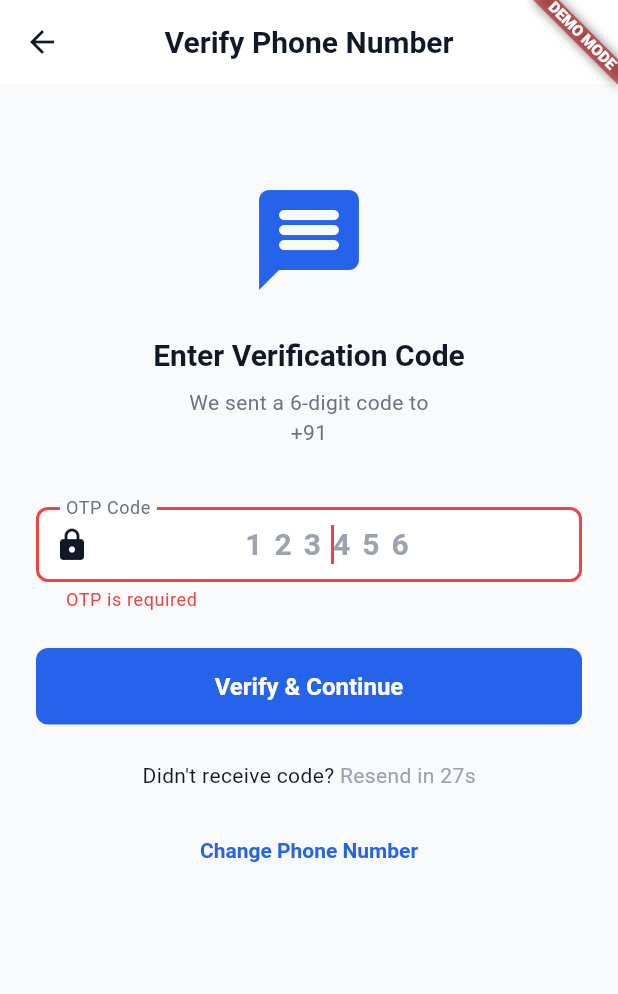
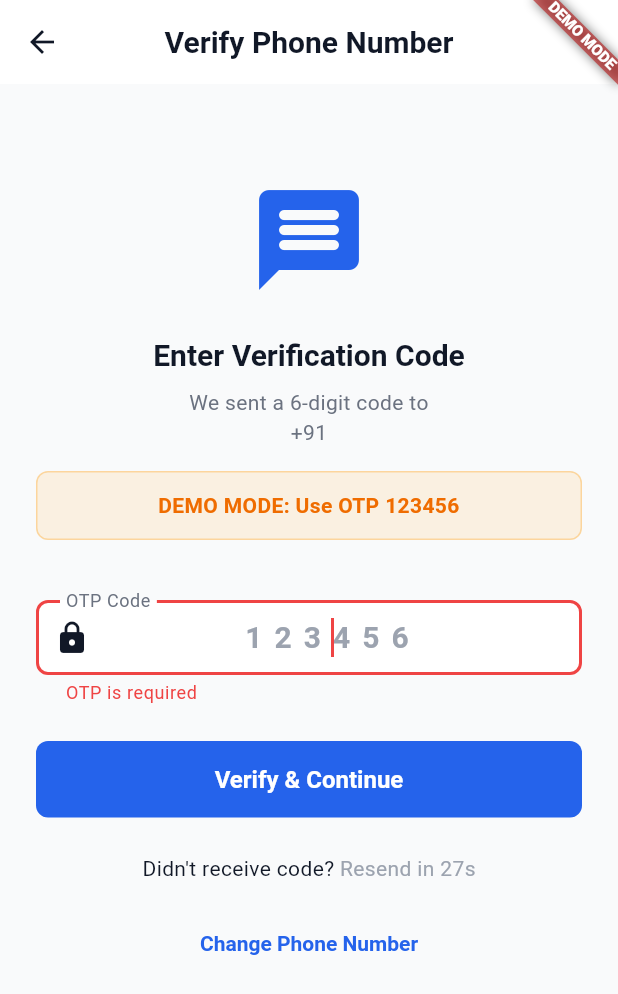
Before and after one commit to gow1n-d/freelancer, a Flutter app: the PhoneVerificationScreen screen opened directly with empty values, after a tap on "Verify & Continue", on a phone screen of 412 x 824 dp. Shown: the top 994 px of the screen. Run offline on Flutter 3.47's test engine with Material 3 defaults, Android fonts, the phone set to English and light mode, and no system bars; our stand-ins replace cloud_firestore, cloud_functions, firebase_auth, firebase_core; missing offline and left inert: razorpay_flutter; accounts and stored records are empty.

Commit message:
Auto-commit: Agent tool execution

```diff
--- a/lib/screens/auth/phone_verification_screen.dart
+++ b/lib/screens/auth/phone_verification_screen.dart
@@ -1,12 +1,12 @@
 import 'package:flutter/material.dart';
 import 'package:flutter/services.dart';
+import 'package:provider/provider.dart';
 import 'dart:async';
-import '../../services/auth_service.dart';
+import '../../services/auth_provider.dart';
 import '../../utils/theme.dart';
 import '../../utils/validators.dart';
+import '../../utils/app_config.dart';
 import 'role_selection_screen.dart';
-import '../customer/customer_dashboard_screen.dart';
-import '../freelancer/freelancer_dashboard_screen.dart';
 
 /// Phone verification screen for OTP input
 class PhoneVerificationScreen extends StatefulWidget {
@@ -27,7 +27,6 @@ class PhoneVerificationScreen extends StatefulWidget {
 class _PhoneVerificationScreenState extends State<PhoneVerificationScreen> {
   final _formKey = GlobalKey<FormState>();
   final _otpController = TextEditingController();
-  final _authService = AuthService();
 
   bool _isLoading = false;
   bool _canResend = false;
@@ -80,43 +79,22 @@ class _PhoneVerificationScreenState extends State<PhoneVerificationScreen> {
     });
 
     try {
-      // Verify OTP
-      final userCredential = await _authService.verifyOTP(
-        verificationId: _currentVerificationId,
-        otp: _otpController.text.trim(),
+      final authProvider = Provider.of<AuthProvider>(context, listen: false);
+
+      // Verify OTP using AuthProvider
+      await authProvider.verifyOTP(
+        _currentVerificationId,
+        _otpController.text.trim(),
       );
-
-      final user = userCredential.user;
-      if (user == null) {
-        throw Exception('Authentication failed');
-      }
-
-      // Check if user document exists
-      final userExists = await _authService.userDocumentExists(user.uid);
 
       if (!mounted) return;
 
-      if (userExists) {
-        // Existing user - fetch user data and navigate to appropriate dashboard
-        final userData = await _authService.getUserDocument(user.uid);
+      // Check if user document exists
+      final userExists = await authProvider.userExists();
 
       if (!mounted) return;
 
-        if (userData == null) {
-          throw Exception('Failed to load user data');
-        }
-
-        // Navigate to dashboard based on role
-        Navigator.pushAndRemoveUntil(
-          context,
-          MaterialPageRoute(
-            builder: (context) => userData.isFreelancer
-                ? const FreelancerDashboardScreen()
-                : const CustomerDashboardScreen(),
-          ),
-          (route) => false,
-        );
-      } else {
+      if (!userExists) {
         // New user - navigate to role selection
         Navigator.pushReplacement(
           context,
@@ -126,6 +104,10 @@ class _PhoneVerificationScreenState extends State<PhoneVerificationScreen> {
             ),
           ),
         );
+      } else {
+        // Existing user - AuthProvider will handle navigation via AuthWrapper
+        // Just pop back to root and let AuthWrapper handle it
+        Navigator.popUntil(context, (route) => route.isFirst);
       }
     } catch (e) {
       setState(() {
@@ -152,35 +134,25 @@ class _PhoneVerificationScreenState extends State<PhoneVerificationScreen> {
     });
 
     try {
-      await _authService.resendOTP(
-        phoneNumber: widget.phoneNumber,
-        codeSent: (verificationId) {
+      final authProvider = Provider.of<AuthProvider>(context, listen: false);
+
+      // Resend OTP
+      final newVerificationId = await authProvider.signInWithPhone(widget.phoneNumber);
+
       setState(() {
-            _currentVerificationId = verificationId;
+        _currentVerificationId = newVerificationId;
         _isLoading = false;
       });
 
       _startResendTimer();
+
+      if (!mounted) return;
 
       ScaffoldMessenger.of(context).showSnackBar(
         const SnackBar(
           content: Text('OTP sent successfully'),
           backgroundColor: AppTheme.successColor,
         ),
-          );
-        },
-        verificationFailed: (error) {
-          setState(() {
-            _isLoading = false;
-          });
-
-          ScaffoldMessenger.of(context).showSnackBar(
-            SnackBar(
-              content: Text(error),
-              backgroundColor: AppTheme.errorColor,
-            ),
-          );
-        },
       );
     } catch (e) {
       setState(() {
@@ -240,6 +212,28 @@ class _PhoneVerificationScreenState extends State<PhoneVerificationScreen> {
                         color: AppTheme.textSecondary,
                       ),
                 ),
+
+                // Demo mode hint
+                if (AppConfig.enableMockMode && AppConfig.showDebugInfo) ...[
+                  const SizedBox(height: 16),
+                  Container(
+                    padding: const EdgeInsets.all(12),
+                    decoration: BoxDecoration(
+                      color: Colors.orange.withOpacity(0.1),
+                      borderRadius: BorderRadius.circular(8),
+                      border: Border.all(color: Colors.orange.withOpacity(0.3)),
+                    ),
+                    child: Text(
+                      'DEMO MODE: Use OTP ${AppConfig.mockOTP}',
+                      textAlign: TextAlign.center,
+                      style: TextStyle(
+                        color: Colors.orange.shade800,
+                        fontWeight: FontWeight.bold,
+                      ),
+                    ),
+                  ),
+                ],
+
                 const SizedBox(height: 40),
 
                 // OTP input
```
Lines whose indentation alone changed are shown as unchanged.
